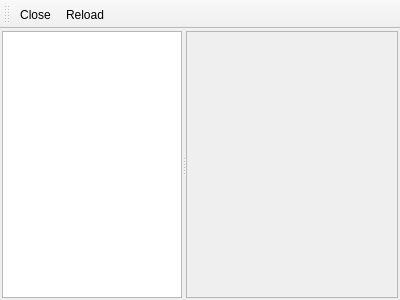
First picture: the form in hgqvlib/qt4/manifestviewer.ui, repository TyberiusPrime/hgview, before the edit.
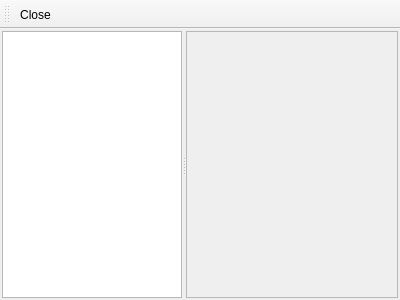
Second picture: the form after the edit.

```diff
--- a/hgqvlib/qt4/manifestviewer.ui
+++ b/hgqvlib/qt4/manifestviewer.ui
@@ -75,7 +75,6 @@
     <bool>false</bool>
    </attribute>
    <addaction name="actionClose" />
-   <addaction name="actionReload" />
   </widget>
   <action name="actionClose" >
    <property name="text" >
```
